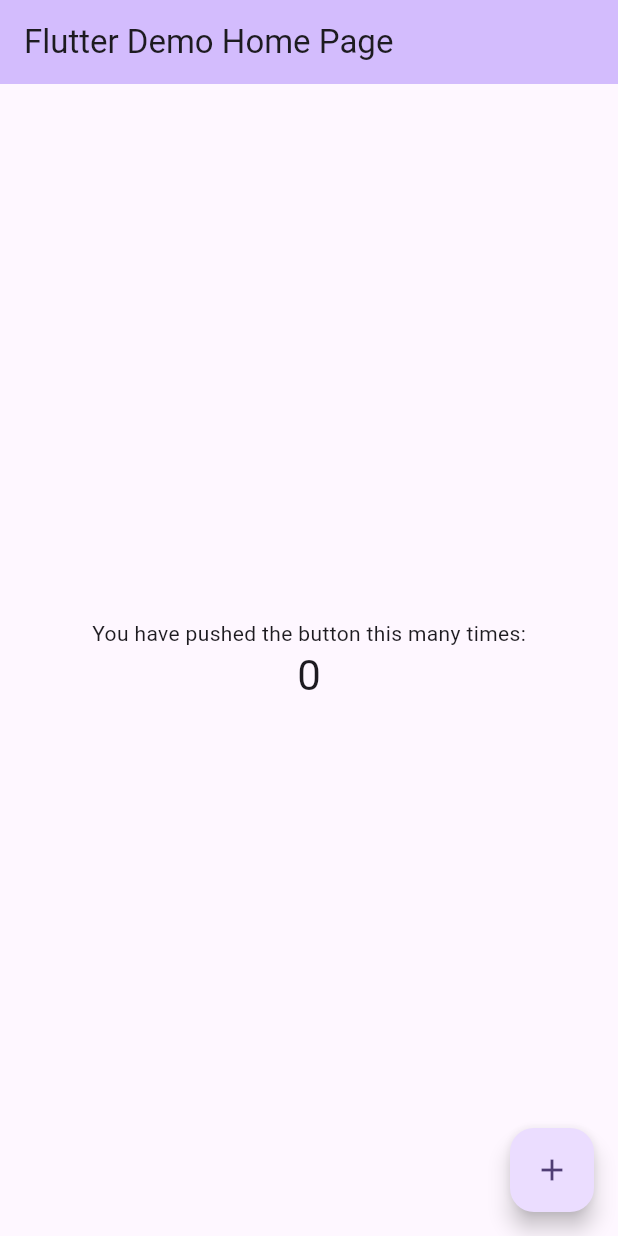
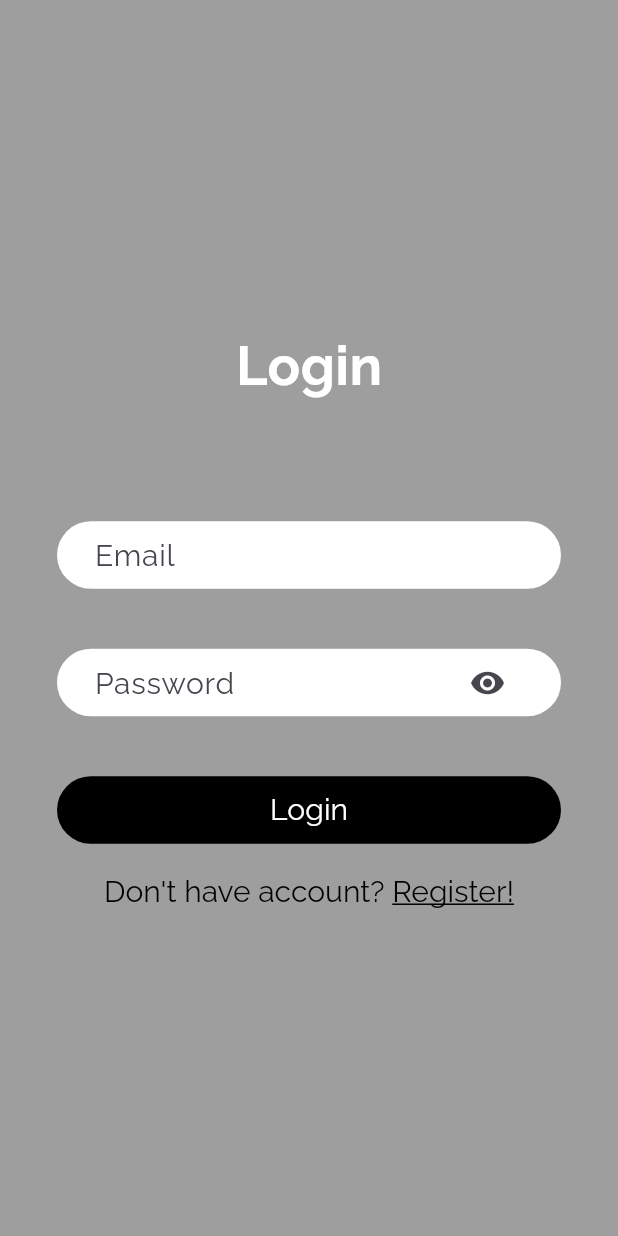
Before and after one commit to Kate1222/burtseva_flutter_lab, a Flutter app: the screen it shows after launch, on a phone screen of 412 x 824 dp. Run offline on Flutter 3.47's test engine with Material 2 defaults, Android fonts, the phone set to English and light mode, and no system bars; our stand-ins replace google_fonts.

Commit message:
Make login and registration screens and setup navigation's between this screens

```diff
--- a/lib/main.dart
+++ b/lib/main.dart
@@ -1,3 +1,4 @@
+import 'package:burtseva_flutter_lab/screens/sign_in_builder.dart';
 import 'package:flutter/material.dart';
 
 void main() {
@@ -11,58 +12,30 @@ class MyApp extends StatelessWidget {
   @override
   Widget build(BuildContext context) {
     return MaterialApp(
-      title: 'Flutter Demo',
+      title: 'Gas Station',
       theme: ThemeData(
         colorScheme: ColorScheme.fromSeed(seedColor: Colors.deepPurple),
         useMaterial3: true,
       ),
-      home: const MyHomePage(title: 'Flutter Demo Home Page'),
-    );
-  }
-}
-
-class MyHomePage extends StatefulWidget {
-  const MyHomePage({super.key, required this.title});
-  final String title;
-
-  @override
-  State<MyHomePage> createState() => _MyHomePageState();
-}
-
-class _MyHomePageState extends State<MyHomePage> {
-  int _counter = 0;
-
-  void _incrementCounter() {
-    setState(() {
-      _counter++;
-    });
-  }
-
-  @override
-  Widget build(BuildContext context) {
-    return Scaffold(
-      appBar: AppBar(
-        backgroundColor: Theme.of(context).colorScheme.inversePrimary,
-        title: Text(widget.title),
-      ),
-      body: Center(
-        child: Column(
-          mainAxisAlignment: MainAxisAlignment.center,
-          children: <Widget>[
-            const Text(
-              'You have pushed the button this many times:',
-            ),
-            Text(
-              '$_counter',
-              style: Theme.of(context).textTheme.headlineMedium,
-            ),
-          ],
-        ),
-      ),
-      floatingActionButton: FloatingActionButton(
-        onPressed: _incrementCounter,
-        tooltip: 'Increment',
-        child: const Icon(Icons.add),
+      home: const Scaffold(
+        /*body: StreamBuilder<User?>(
+          stream: FirebaseAuth.instance.authStateChanges(),
+          builder: (context, snapshot) {
+            if (snapshot.connectionState == ConnectionState.waiting) {
+              return const Center(child: CircularProgressIndicator());
+            }
+            else if (snapshot.hasError) {
+              return const Center(child: Text('Something went wrong!'));
+            }
+            else if (snapshot.hasData) {
+              return const HomeScreen();
+            }
+            else {
+              return const SignInBuilder();
+            }
+          },
+        ),*/
+        body: SignInBuilder(),
       ),
     );
   }
--- /dev/null
+++ b/lib/screens/login_screen.dart
@@ -0,0 +1,152 @@
+import 'package:burtseva_flutter_lab/screens/home_screen.dart';
+import 'package:flutter/gestures.dart';
+import 'package:flutter/material.dart';
+import 'package:google_fonts/google_fonts.dart';
+
+class LoginScreen extends StatefulWidget {
+  final VoidCallback onClickedSignUp;
+
+  const LoginScreen({super.key, required this.onClickedSignUp});
+
+  @override
+  State<LoginScreen> createState() => _LoginScreenState();
+}
+
+class _LoginScreenState extends State<LoginScreen> {
+  final emailController = TextEditingController();
+  final passwordController = TextEditingController();
+
+  bool _isObscure = true;
+
+  void showPassword() {
+    setState(() {
+      _isObscure = !_isObscure;
+    });
+  }
+
+  @override
+  Widget build(BuildContext context) {
+    final screenWidth = MediaQuery
+        .of(context)
+        .size
+        .width;
+
+    return Scaffold(
+      backgroundColor: Colors.grey,
+      body: Column(
+        mainAxisAlignment: MainAxisAlignment.center,
+        children: [
+          Center(
+            child: Text(
+              'Login',
+              style: GoogleFonts.raleway(
+                  fontWeight: FontWeight.w700,
+                  fontSize: 36,
+                  color: Colors.white),
+            ),
+          ),
+          Container(
+            height: 45,
+            width: screenWidth - 76,
+            margin: const EdgeInsets.only(top: 78, left: 38, right: 38),
+            padding: const EdgeInsets.only(left: 25, right: 25),
+            decoration: BoxDecoration(
+                borderRadius: BorderRadius.circular(35), color: Colors.white),
+            child: TextField(
+              decoration: const InputDecoration(
+                  border: InputBorder.none, hintText: 'Email'),
+              controller: emailController,
+              style: GoogleFonts.raleway(
+                fontWeight: FontWeight.w400,
+                fontSize: 20,
+                color: Colors.black,
+              ),
+            ),
+          ),
+          Container(
+            height: 45,
+            width: screenWidth - 76,
+            margin: const EdgeInsets.only(top: 40, left: 38, right: 38),
+            padding: const EdgeInsets.only(left: 25, right: 25),
+            decoration: BoxDecoration(
+              borderRadius: BorderRadius.circular(35),
+              color: Colors.white,
+            ),
+            child: TextField(
+              decoration: InputDecoration(
+                border: InputBorder.none,
+                hintText: 'Password',
+                suffixIcon: IconButton(
+                    icon: Icon(
+                      _isObscure ? Icons.visibility : Icons.visibility_off,
+                    ),
+                    onPressed: showPassword,
+                ),
+              ),
+              controller: passwordController,
+              obscureText: _isObscure,
+              style: GoogleFonts.raleway(
+                fontWeight: FontWeight.w400,
+                fontSize: 20,
+                color: Colors.black,
+              ),
+            ),
+          ),
+          Container(
+            height: 45,
+            width: screenWidth - 76,
+            margin: const EdgeInsets.only(top: 40, left: 38, right: 38),
+            padding: const  EdgeInsets.only(left: 25, right: 25),
+            decoration: BoxDecoration(
+                borderRadius: BorderRadius.circular(35),
+                color: Colors.black
+            ),
+            child: TextButton(
+              onPressed: (){
+                Navigator.of(context).push(
+                  MaterialPageRoute(
+                    builder: (context) => const HomeScreen(),
+                  ),
+                );
+              },
+              child: Text(
+                'Login',
+                style: GoogleFonts.raleway(
+                  fontWeight: FontWeight.w400,
+                  fontSize: 20,
+                  color: Colors.white,
+                ),
+              ),
+            ),
+          ),
+          Padding(
+            padding: const EdgeInsets.only(top: 20),
+            child: RichText(
+              text: TextSpan(
+                text: 'Don\'t have account? ',
+                style: GoogleFonts.raleway(
+                  color: Colors.black,
+                  fontSize: 20,
+                  fontWeight: FontWeight.w400,
+                ),
+                children: [
+                  TextSpan(
+                    recognizer: TapGestureRecognizer()
+                      ..onTap = widget.onClickedSignUp,
+                    text: 'Register!',
+                    style: GoogleFonts.raleway(
+                      color: Colors.black,
+                      fontSize: 20,
+                      fontWeight: FontWeight.w400,
+                      decoration: TextDecoration.underline,
+                    ),
+                  ),
+                ],
+              ),
+            ),
+          ),
+        ],
+      ),
+    );
+  }
+}
--- /dev/null
+++ b/lib/screens/sign_in_builder.dart
@@ -0,0 +1,21 @@
+import 'package:burtseva_flutter_lab/screens/registration_screen.dart';
+import 'package:flutter/material.dart';
+
+import 'login_screen.dart';
+
+class SignInBuilder extends StatefulWidget {
+  const SignInBuilder({super.key});
+
+  @override
+  State<SignInBuilder> createState() => _SignInBuilderState();
+}
+
+class _SignInBuilderState extends State<SignInBuilder> {
+  bool screen = true;
+  @override
+  Widget build(BuildContext context) =>
+      screen ? LoginScreen(onClickedSignUp: toggle) :
+      RegistrationScreen(onClickedSignIn: toggle);
+
+  void toggle() => setState(() => screen = !screen);
+}
```
Also changed, not shown: lib/screens/home_screen.dart (added, +118 -0 lines), lib/screens/registration_screen.dart (added, +184 -0 lines), pubspec.yaml (+6 -70 lines), assets/icons/logo.png (added), pubspec.lock, 3 other files.
